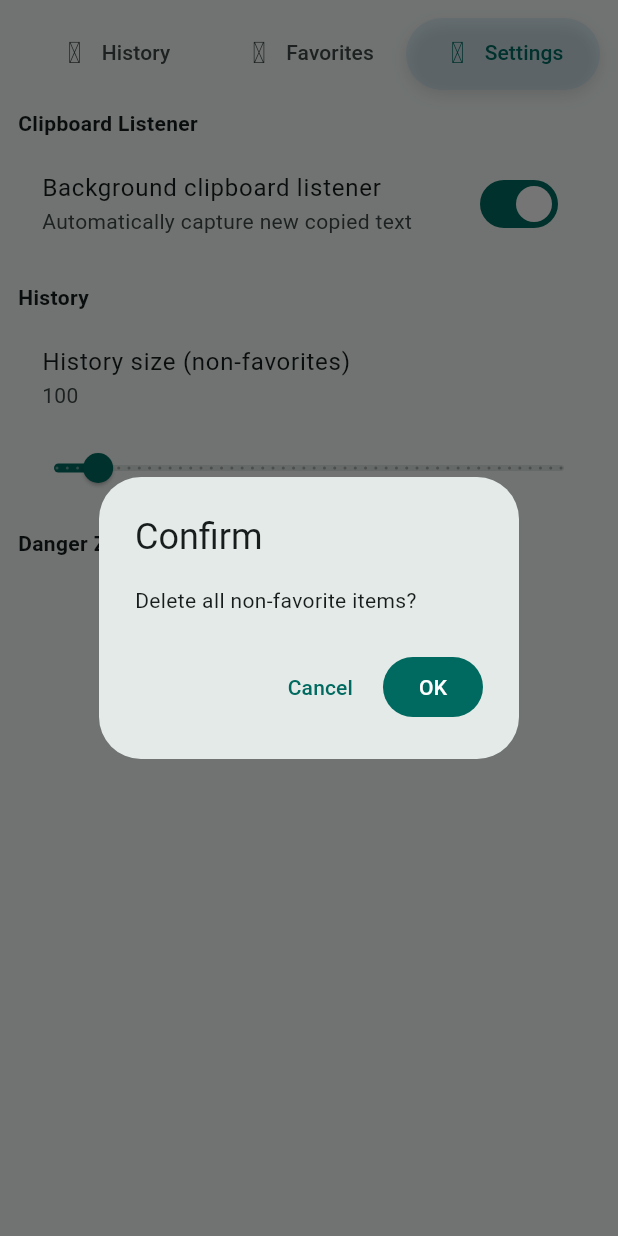
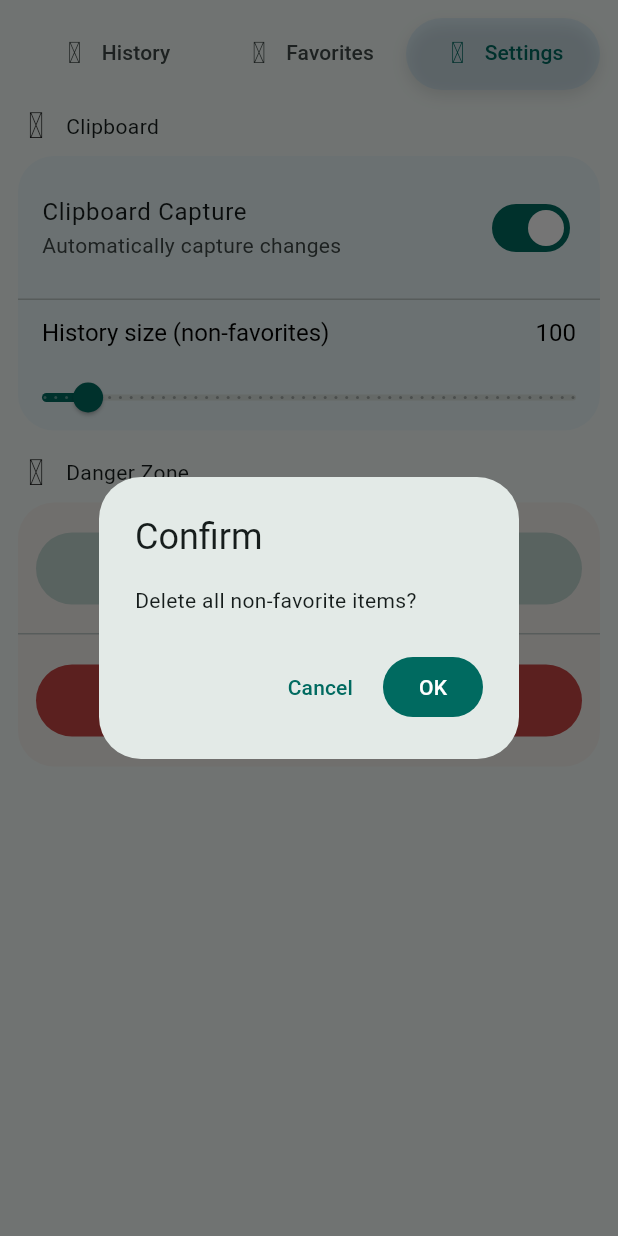
Before and after one commit to aryanjha256/contextclip, a Flutter app: the screen it shows after launch, tab 3 chosen, after a tap on "Clear non-favorites", on a phone screen of 412 x 824 dp. Run offline on Flutter 3.47's test engine with Material 3 defaults, Android fonts, the phone set to English and light mode, and no system bars; our stand-ins replace flutter_riverpod, hive, hive_flutter, hugeicons, shared_preferences; missing offline and left inert: clipboard_watcher; accounts and stored records are empty.

Commit message:
settings ui

```diff
--- a/lib/ui/screens/home_screen.dart
+++ b/lib/ui/screens/home_screen.dart
@@ -414,24 +414,38 @@ class _SettingsTab extends ConsumerWidget {
     return ListView(
       padding: const EdgeInsets.all(12),
       children: [
-        const Text(
-          'Clipboard Listener',
-          style: TextStyle(fontWeight: FontWeight.bold),
+        Row(
+          children: [
+            const Icon(HugeIcons.strokeRoundedClipboard),
+            const SizedBox(width: 8),
+            const Text('Clipboard'),
+          ],
         ),
         const SizedBox(height: 8),
+        Container(
+          decoration: BoxDecoration(
+            color: ColorScheme.fromSwatch().secondary.withOpacity(0.05),
+            borderRadius: const BorderRadius.all(Radius.circular(24)),
+          ),
+          child: Column(
+            children: [
               _ListenerTile(),
-        const SizedBox(height: 16),
-        const Text('History', style: TextStyle(fontWeight: FontWeight.bold)),
-        const SizedBox(height: 8),
+              Divider(height: 0),
               limitAsync.when(
                 data: (limit) => _HistoryLimitTile(current: limit),
                 loading: () => const ListTile(title: Text('Loading...')),
                 error: (_, __) => const ListTile(title: Text('Error')),
               ),
+            ],
+          ),
+        ),
         const SizedBox(height: 16),
-        const Text(
-          'Danger Zone',
-          style: TextStyle(fontWeight: FontWeight.bold),
+        Row(
+          children: [
+            const Icon(HugeIcons.strokeRoundedDanger),
+            const SizedBox(width: 8),
+            const Text('Danger Zone'),
+          ],
         ),
         const SizedBox(height: 8),
         _DangerZone(),
@@ -449,8 +463,12 @@ class _ListenerTile extends ConsumerWidget {
       builder: (context, snapshot) {
         final enabled = snapshot.data ?? true;
         return SwitchListTile(
-          title: const Text('Background clipboard listener'),
-          subtitle: const Text('Automatically capture new copied text'),
+          contentPadding: const EdgeInsets.symmetric(
+            horizontal: 16,
+            vertical: 12,
+          ),
+          title: const Text('Clipboard Capture'),
+          subtitle: const Text('Automatically capture changes'),
           value: enabled,
           onChanged: (v) async {
             await ref.read(listenerToggleProvider(v).future);
@@ -489,15 +507,29 @@ class _HistoryLimitTileState extends ConsumerState<_HistoryLimitTile> {
   Widget build(BuildContext context) {
     return Column(
       children: [
-        ListTile(
-          title: const Text('History size (non-favorites)'),
-          subtitle: Text(_value.toInt().toString()),
+        Container(
+          padding: const EdgeInsets.symmetric(horizontal: 16, vertical: 12),
+          child: DefaultTextStyle(
+            style: TextStyle(
+              fontSize: 16,
+              // fontWeight: FontWeight.bold,
+              color: ColorScheme.fromSwatch().onSurface,
+            ),
+            child: Row(
+              mainAxisAlignment: MainAxisAlignment.spaceBetween,
+              children: [
+                Text('History size (non-favorites)'),
+                Text(_value.toInt().toString()),
+              ],
+            ),
+          ),
         ),
         Slider(
           min: 20,
           max: 1000,
           divisions: 49,
           value: _value,
+          padding: const EdgeInsets.symmetric(horizontal: 16, vertical: 12),
           label: _value.toInt().toString(),
           onChanged: (v) => setState(() => _value = v),
           onChangeEnd: (v) async {
@@ -519,9 +551,23 @@ class _DangerZone extends ConsumerWidget {
   Widget build(BuildContext context, WidgetRef ref) {
     final clearNonFavs = ref.read(clearNonFavsCommandProvider);
     final clearAll = ref.read(clearAllCommandProvider);
-    return Column(
+    return Container(
+      decoration: BoxDecoration(
+        color: Colors.red.withOpacity(0.05),
+        borderRadius: const BorderRadius.all(Radius.circular(24)),
+      ),
+      child: Column(
         children: [
-        FilledButton.tonalIcon(
+          const SizedBox(height: 8),
+          Padding(
+            padding: const EdgeInsets.all(12.0),
+            child: FilledButton.tonalIcon(
+              style: FilledButton.styleFrom(
+                minimumSize: const Size(double.infinity, 48),
+                backgroundColor: Theme.of(
+                  context,
+                ).colorScheme.primary.withOpacity(0.2),
+              ),
               onPressed: () async {
                 final ok = await _confirm(
                   context,
@@ -536,13 +582,21 @@ class _DangerZone extends ConsumerWidget {
                   }
                 }
               },
-          icon: const Icon(Icons.cleaning_services),
+              icon: const Icon(HugeIcons.strokeRoundedClean),
               label: const Text('Clear non-favorites'),
             ),
+          ),
           const SizedBox(height: 8),
-        FilledButton.icon(
+          Divider(height: 0),
+          const SizedBox(height: 8),
+          Padding(
+            padding: const EdgeInsets.all(12.0),
+            child: FilledButton.icon(
               style: FilledButton.styleFrom(
-            backgroundColor: Theme.of(context).colorScheme.error,
+                minimumSize: const Size(double.infinity, 48),
+                backgroundColor: Theme.of(
+                  context,
+                ).colorScheme.error.withOpacity(0.8),
               ),
               onPressed: () async {
                 final ok = await _confirm(
@@ -558,10 +612,13 @@ class _DangerZone extends ConsumerWidget {
                   }
                 }
               },
-          icon: const Icon(Icons.delete_forever),
+              icon: const Icon(HugeIcons.strokeRoundedDeleteThrow),
               label: const Text('Clear ALL'),
             ),
+          ),
+          const SizedBox(height: 8),
         ],
+      ),
     );
   }
 
```
Lines whose indentation alone changed are shown as unchanged.
